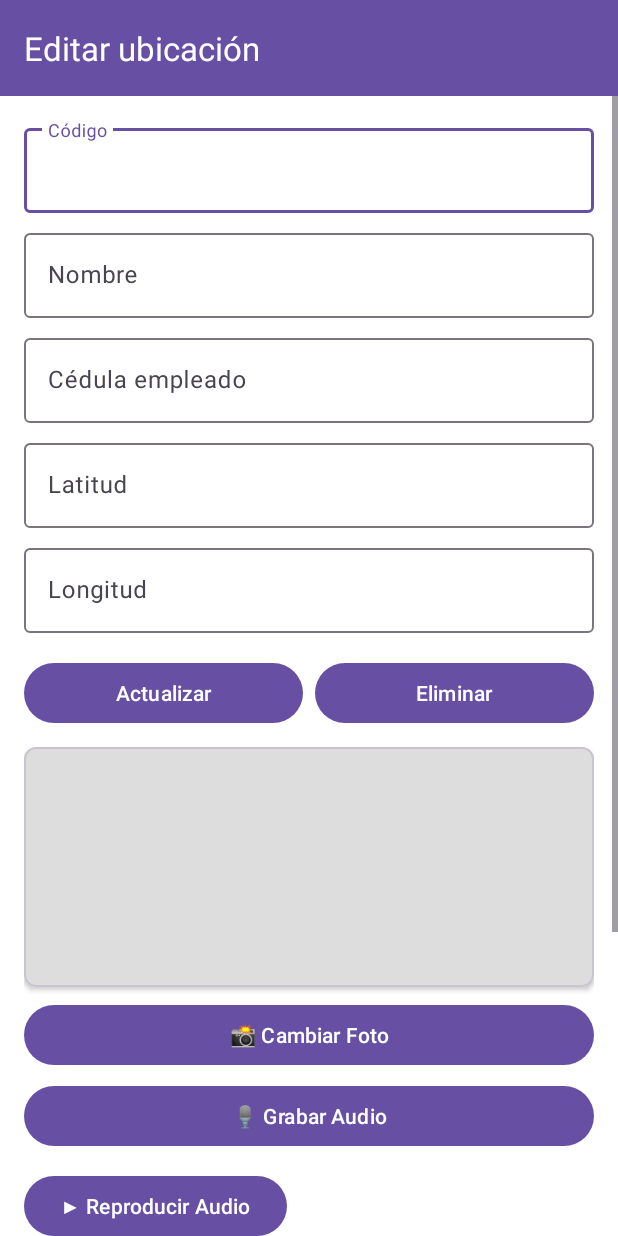
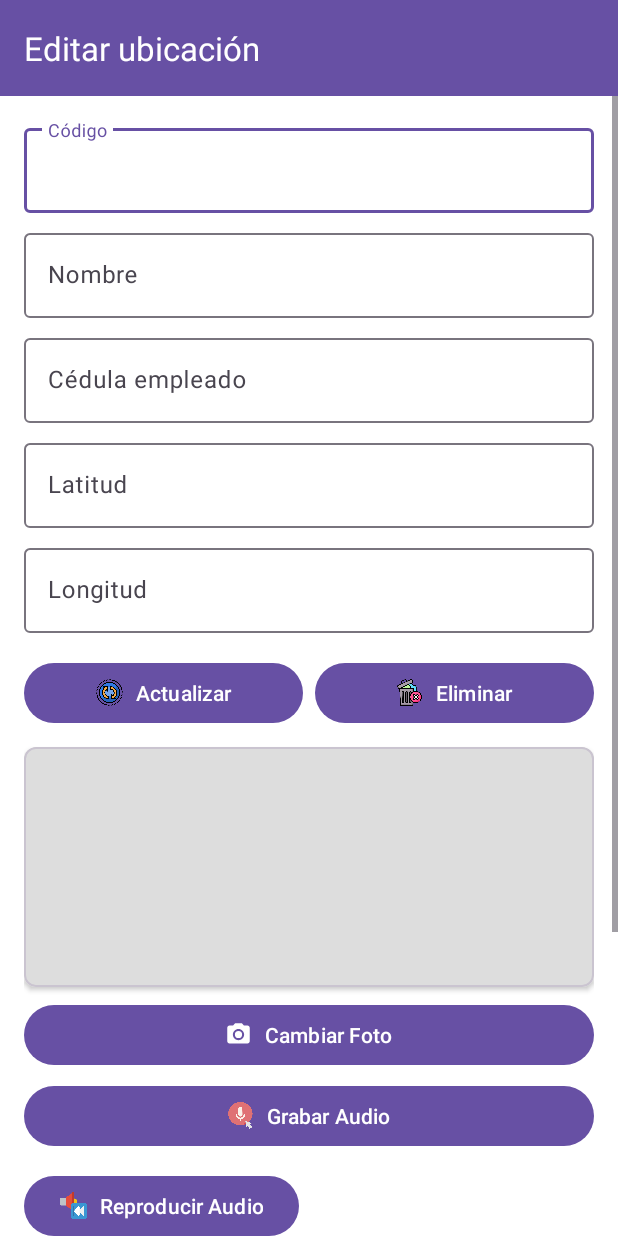
Before and after one commit to DeringSalazar/HotelSync, an Android app: the layout activity_editar_lista.xml on its own in the app's theme, with its tools: preview values and no code run, on a phone screen of 412 x 824 dp. Run offline under Robolectric (Android 15) with nearby library versions, the phone set to English and light mode, and no system bars; plain views replace MapView.

Commit message:
Se agregan iconos en los botones

```diff
--- /dev/null
+++ b/app/src/main/res/drawable/photo_camera_24.xml
@@ -0,0 +1,7 @@
+<vector xmlns:android="http://schemas.android.com/apk/res/android" android:height="24dp" android:tint="#000000" android:viewportHeight="24" android:viewportWidth="24" android:width="24dp">
+
+    <path android:fillColor="@android:color/white" android:pathData="M12,12m-3.2,0a3.2,3.2 0,1 1,6.4 0a3.2,3.2 0,1 1,-6.4 0"/>
+
+    <path android:fillColor="@android:color/white" android:pathData="M9,2L7.17,4L4,4c-1.1,0 -2,0.9 -2,2v12c0,1.1 0.9,2 2,2h16c1.1,0 2,-0.9 2,-2L22,6c0,-1.1 -0.9,-2 -2,-2h-3.17L15,2L9,2zM12,17c-2.76,0 -5,-2.24 -5,-5s2.24,-5 5,-5 5,2.24 5,5 -2.24,5 -5,5z"/>
+
+</vector>
--- a/app/src/main/res/layout/activity_editar_lista.xml
+++ b/app/src/main/res/layout/activity_editar_lista.xml
@@ -100,6 +100,10 @@
                     android:id="@+id/btnActualizar"
                     android:layout_width="0dp"
                     android:layout_height="wrap_content"
+                    app:icon="@drawable/exchange_5355188"
+                    app:iconTint="@null"
+                    app:iconPadding="8dp"
+                    app:iconGravity="textStart"
                     android:layout_weight="1"
                     android:text="Actualizar"/>
 
@@ -108,6 +112,10 @@
                     android:layout_width="0dp"
                     android:layout_height="wrap_content"
                     android:layout_marginStart="8dp"
+                    app:icon="@drawable/zerowaste_10203796"
+                    app:iconTint="@null"
+                    app:iconPadding="8dp"
+                    app:iconGravity="textStart"
                     android:layout_weight="1"
                     android:text="Eliminar"/>
             </LinearLayout>
@@ -134,7 +142,11 @@
                 android:layout_width="match_parent"
                 android:layout_height="wrap_content"
                 android:layout_marginTop="8dp"
-                android:text="📸 Cambiar Foto"/>
+                app:icon="@drawable/photo_camera_24"
+                app:iconTint="@null"
+                app:iconPadding="8dp"
+                app:iconGravity="textStart"
+                android:text="Cambiar Foto"/>
 
             <!-- Botón Grabar Audio -->
             <com.google.android.material.button.MaterialButton
@@ -142,7 +154,11 @@
                 android:layout_width="match_parent"
                 android:layout_height="wrap_content"
                 android:layout_marginTop="6dp"
-                android:text="🎙️ Grabar Audio"/>
+                app:icon="@drawable/record_7930024"
+                app:iconTint="@null"
+                app:iconPadding="8dp"
+                app:iconGravity="textStart"
+                android:text="Grabar Audio"/>
 
             <!-- Botón Detener -->
             <com.google.android.material.button.MaterialButton
@@ -150,7 +166,11 @@
                 android:layout_width="match_parent"
                 android:layout_height="wrap_content"
                 android:layout_marginTop="6dp"
-                android:text="⏹ Detener"
+                app:icon="@drawable/silent_5470936"
+                app:iconTint="@null"
+                app:iconPadding="8dp"
+                app:iconGravity="textStart"
+                android:text="Detener"
                 android:visibility="gone"/>
 
             <!-- Botón Reproducir -->
@@ -159,7 +179,11 @@
                 android:layout_width="wrap_content"
                 android:layout_height="wrap_content"
                 android:layout_marginTop="12dp"
-                android:text="▶ Reproducir Audio"/>
+                app:icon="@drawable/rewind_4428747"
+                app:iconTint="@null"
+                app:iconPadding="8dp"
+                app:iconGravity="textStart"
+                android:text="Reproducir Audio"/>
 
             <!-- Mapa -->
             <com.google.android.material.card.MaterialCardView
--- a/app/src/main/res/layout/activity_lista.xml
+++ b/app/src/main/res/layout/activity_lista.xml
@@ -20,6 +20,10 @@
         android:layout_width="0dp"
         android:layout_height="wrap_content"
         android:text="Editar Selección"
+        app:icon="@drawable/edit_738880"
+        app:iconTint="@null"
+        app:iconPadding="8dp"
+        app:iconGravity="textStart"
         android:layout_marginHorizontal="12dp"
         android:layout_marginTop="6dp"
         app:layout_constraintTop_toBottomOf="@id/searchUbicaciones"
```
Also changed, not shown: app/src/main/res/layout/activity_foto.xml (+31 -4 lines), app/src/main/res/drawable/back_2550309.png (added), app/src/main/res/drawable/cancelled_5268671.png (added), app/src/main/res/drawable/diskette_12957624.png (added), app/src/main/res/drawable/edit_738880.png (added), app/src/main/res/drawable/exchange_5355188.png (added), app/src/main/res/drawable/record_7930024.png (added), app/src/main/res/drawable/rewind_4428747.png (added), app/src/main/res/drawable/silent_5470936.png (added), app/src/main/res/drawable/zerowaste_10203796.png (added).
